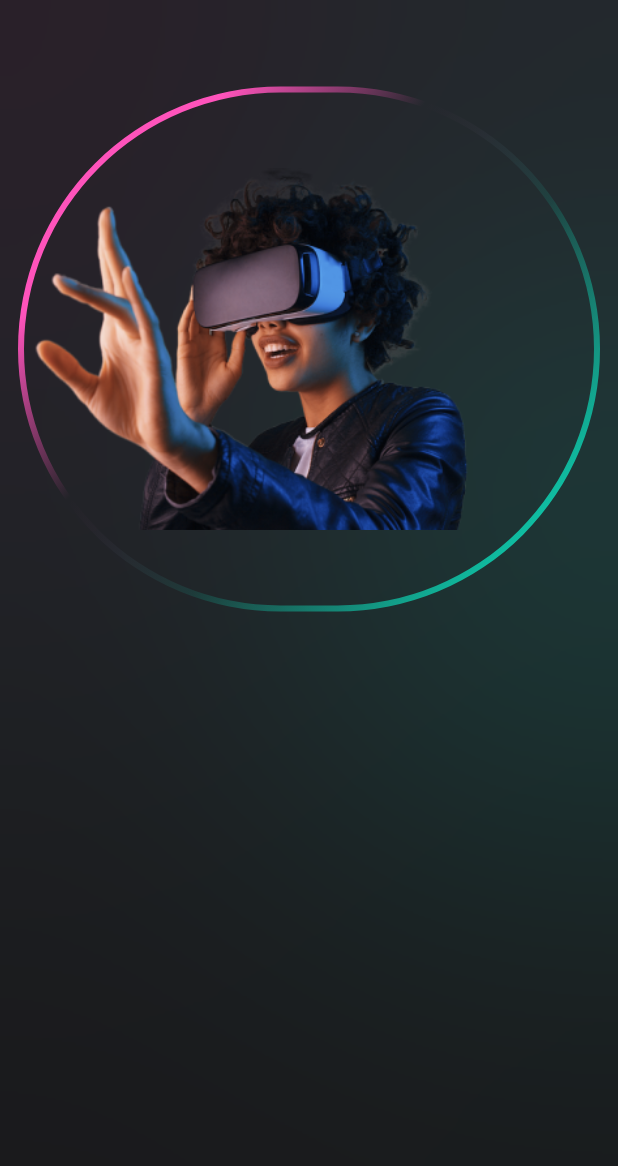
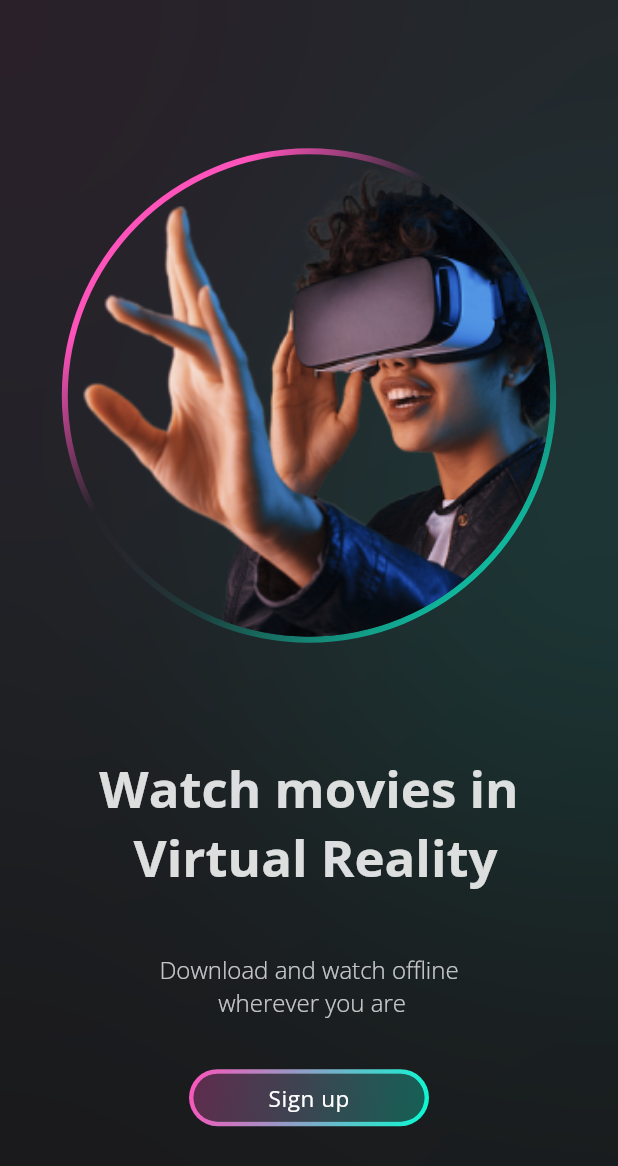
Before and after one commit to HazemEl-masry/movie_app, a Flutter app: the screen it shows after launch, on a phone screen of 412 x 824 dp. Shown: the top 1166 px of the screen. Run offline on Flutter 3.47's test engine with Material 2 defaults, Android fonts, the phone set to English and light mode, and no system bars; our stand-ins replace google_fonts.

Commit message:
ui almost finish

```diff
--- a/lib/screens/onboarding_screen.dart
+++ b/lib/screens/onboarding_screen.dart
@@ -61,14 +61,15 @@ class OnBoardingScreen extends StatelessWidget {
                   ),
                 )
             ),
-            Column(
+            Center(
+              child: Column(
+                // mainAxisAlignment: MainAxisAlignment.center,
+                crossAxisAlignment: CrossAxisAlignment.center,
                 children: [
                   SizedBox(
-                  height: screenHight*0.07,
+                    height: screenHight*0.12,
                   ),
-                Padding(
-                  padding: const EdgeInsets.symmetric(horizontal: 12.0),
-                  child: CustomOutline(
+                  CustomOutline(
                       strokeWidth: 4,
                       radius: screenWidth*0.8,
                       gradient: LinearGradient(
@@ -82,17 +83,86 @@ class OnBoardingScreen extends StatelessWidget {
                           ],
                         stops: const [0.2,0.4,0.6,1]
                       ),
-                      width: 400,
-                      height: 350.0,
-                      padding: const EdgeInsets.all(4.0),
-                      child: Image(image: AssetImage(
-                          "assets/img-onboarding.png"),
-                        height: 350.0,
-                        width: 400.0,
+                      width: screenWidth*0.8,
+                      height: screenHight*0.4,
+                      padding: const EdgeInsets.all(4),
+                      child: Container(
+                        decoration: const BoxDecoration(
+                          shape: BoxShape.circle,
+                          image: DecorationImage(image: AssetImage("assets/img-onboarding.png"),
+                            fit: BoxFit.cover,
+                            alignment: Alignment.bottomLeft
                           )
+                        ),
+                      ),
+                  ),
+                  SizedBox(
+                    height: screenHight*0.09,
+                  ),
+                  Text(
+                      "Watch movies in \n Virtual Reality",
+                    textAlign: TextAlign.center,
+                    style: TextStyle(
+                      fontSize: screenHight<=660? 18:34,
+                      fontWeight: FontWeight.w700,
+                      color: Constant.kWhiteColor.withOpacity(0.85),
+                    ),
+                  ),
+                  SizedBox(
+                    height: screenHight*0.05,
+                  ),
+                  Text(
+                    "Download and watch offline \n wherever you are",
+                    textAlign: TextAlign.center,
+                    style: TextStyle(
+                      fontSize: screenHight<=660? 12:16,
+                      fontWeight: FontWeight.w100,
+                      color: Constant.kWhiteColor.withOpacity(0.75),
+                    ),
+                  ),
+                  SizedBox(
+                    height: screenHight*0.04,
+                  ),
+                  CustomOutline(
+                      strokeWidth: 3,
+                      radius: 20,
+                      gradient: const LinearGradient(
+                          begin: Alignment.topLeft,
+                          end: Alignment.bottomRight,
+                          colors: [
+                            Constant.kPinkColor,
+                            Constant.kGreenColor,
+                          ],
+                      ),
+                      width: 160.0,
+                      height: 38.0,
+                      padding: const EdgeInsets.all(3),
+                      child: Container(
+                        decoration: BoxDecoration(
+                          borderRadius: BorderRadius.circular(20.0),
+                          gradient: LinearGradient(
+                            begin: Alignment.topLeft,
+                              end: Alignment.bottomRight,
+                              colors: [
+                                Constant.kPinkColor.withOpacity(0.3),
+                                Constant.kGreenColor.withOpacity(0.3),
+                              ]
+                          )
+                        ),
+                        child: Center(
+                          child: Text(
+                              "Sign up",
+                            style: TextStyle(
+                              fontSize: 15.0,
+                              color: Constant.kWhiteColor,
+                              letterSpacing: 0.37
+                            ),
+                          ),
+                        ),
                       ),
                   )
                 ],
+              ),
             )
           ],
         ),
```
Lines whose indentation alone changed are shown as unchanged.
